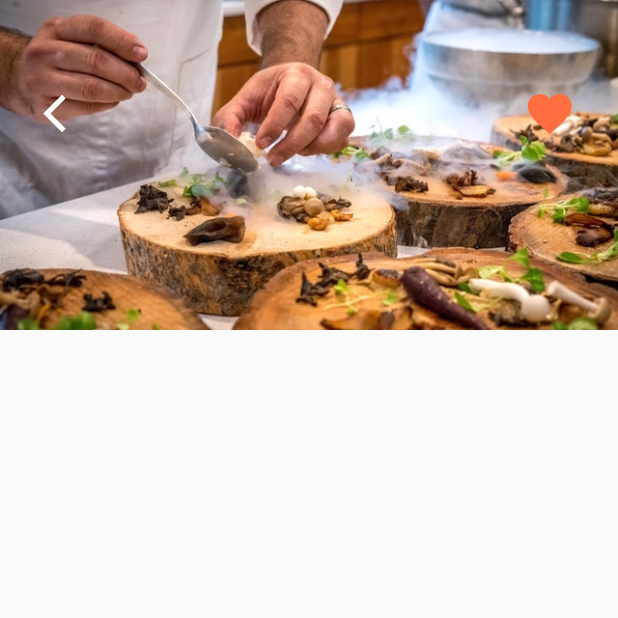
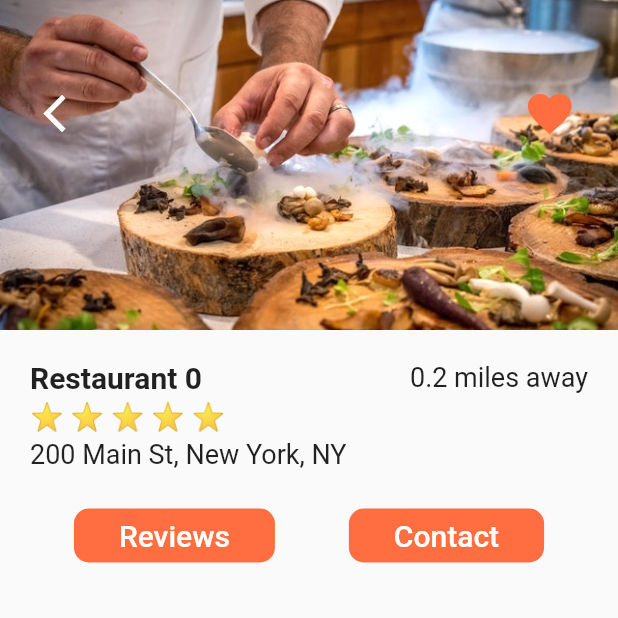
Before and after one commit to offfahad/food-delivery-app-flutter, a Flutter app: the screen it shows after launch, after a tap on "Restaurant 0", on a phone screen of 412 x 824 dp, the top half of it. Run offline on Flutter 3.47's test engine with Material 2 defaults, Android fonts, the phone set to English and light mode, and no system bars.

Commit message:
buttons-added

```diff
--- a/lib/screens/restaurant_screen.dart
+++ b/lib/screens/restaurant_screen.dart
@@ -1,5 +1,6 @@
 import 'package:flutter/material.dart';
 import 'package:food_delivery/models/restaurant.dart';
+import 'package:food_delivery/widgets/rating_stars.dart';
 
 class RestaurantScreen extends StatefulWidget {
   const RestaurantScreen({this.restaurant, super.key});
@@ -14,7 +15,8 @@ class _RestaurantScreenState extends State<RestaurantScreen> {
   @override
   Widget build(BuildContext context) {
     return Scaffold(
-      body: Column(children: [
+      body: Column(
+        children: [
           Stack(
             children: [
               Hero(
@@ -27,8 +29,8 @@ class _RestaurantScreenState extends State<RestaurantScreen> {
                 ),
               ),
               Padding(
-              padding:
-                  const EdgeInsets.symmetric(horizontal: 20.0, vertical: 50.0),
+                padding: const EdgeInsets.symmetric(
+                    horizontal: 20.0, vertical: 50.0),
                 child: Row(
                   mainAxisAlignment: MainAxisAlignment.spaceBetween,
                   children: [
@@ -49,7 +51,94 @@ class _RestaurantScreenState extends State<RestaurantScreen> {
               ),
             ],
           ),
-      ]),
+          Padding(
+            padding: const EdgeInsets.all(20.0),
+            child: Column(
+              crossAxisAlignment: CrossAxisAlignment.start,
+              children: [
+                Row(
+                  mainAxisAlignment: MainAxisAlignment.spaceBetween,
+                  children: [
+                    Text(
+                      widget.restaurant!.name ?? '',
+                      style: const TextStyle(
+                        fontSize: 20.0,
+                        fontWeight: FontWeight.w600,
+                      ),
+                    ),
+                    const Text(
+                      '0.2 miles away',
+                      style: TextStyle(
+                        fontSize: 18.0,
+                      ),
+                    ),
+                  ],
+                ),
+                const SizedBox(
+                  height: 4.0,
+                ),
+                RatingStars(rating: widget.restaurant!.rating),
+                const SizedBox(
+                  height: 4.0,
+                ),
+                Text(
+                  widget.restaurant!.address ?? '',
+                  style: const TextStyle(fontSize: 18.0),
+                ),
+              ],
+            ),
+          ),
+          Row(
+            mainAxisAlignment: MainAxisAlignment.spaceEvenly,
+            children: [
+              TextButton(
+                onPressed: () {},
+                style: ButtonStyle(
+                  shape: MaterialStateProperty.all<OutlinedBorder>(
+                    RoundedRectangleBorder(
+                      borderRadius: BorderRadius.circular(10.0),
+                    ),
+                  ),
+                  padding: MaterialStateProperty.all<EdgeInsetsGeometry>(
+                    const EdgeInsets.symmetric(
+                        horizontal: 30.0), // Adjust the padding as needed
+                  ),
+                  backgroundColor: MaterialStateProperty.all<Color>(
+                    Theme.of(context)
+                        .primaryColor, // Change the color as needed
+                  ),
+                ),
+                child: const Text(
+                  'Reviews',
+                  style: TextStyle(color: Colors.white, fontSize: 20.0),
+                ),
+              ),
+              TextButton(
+                onPressed: () {},
+                style: ButtonStyle(
+                  shape: MaterialStateProperty.all<OutlinedBorder>(
+                    RoundedRectangleBorder(
+                      borderRadius: BorderRadius.circular(10.0),
+                    ),
+                  ),
+                  padding: MaterialStateProperty.all<EdgeInsetsGeometry>(
+                    const EdgeInsets.symmetric(
+                        horizontal: 30.0), // Adjust the padding as needed
+                  ),
+                  backgroundColor: MaterialStateProperty.all<Color>(
+                    Theme.of(context)
+                        .primaryColor, // Change the color as needed
+                  ),
+                ),
+                child: const Text(
+                  'Contact',
+                  style: TextStyle(color: Colors.white, fontSize: 20.0),
+                ),
+              ),
+            ],
+          )
+        ],
+      ),
     );
   }
 }
```
Lines whose indentation alone changed are shown as unchanged.
